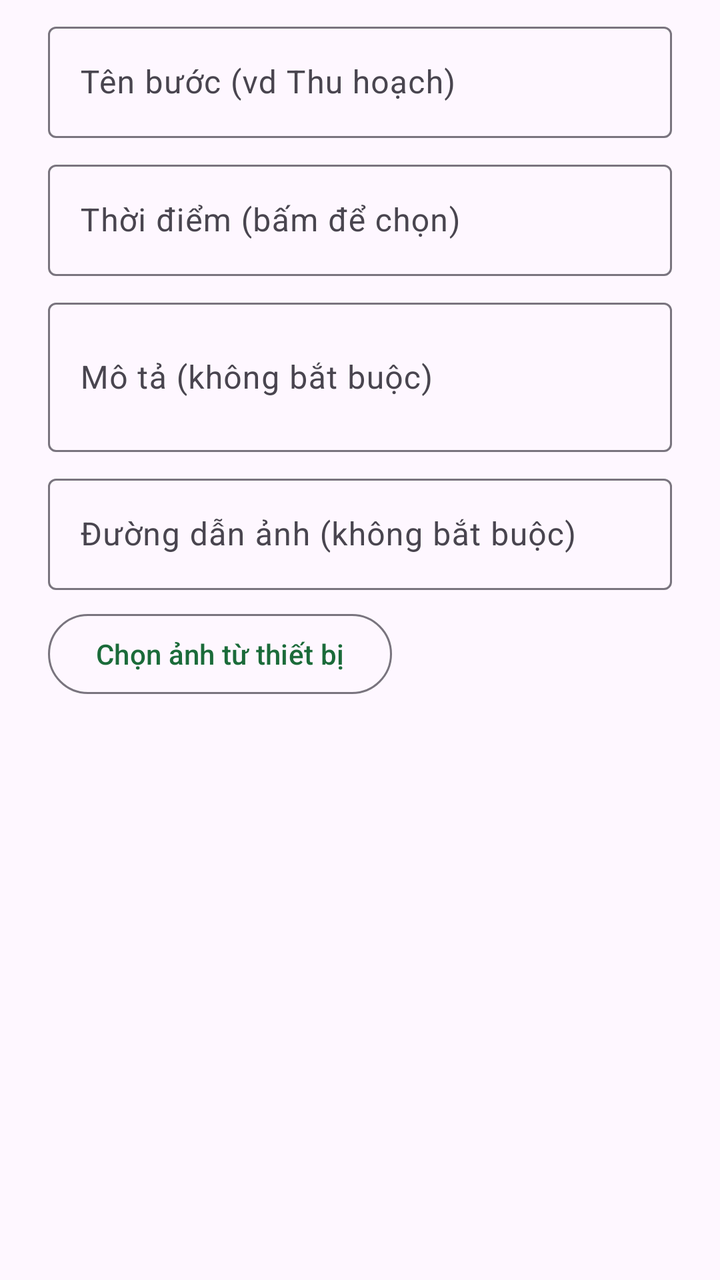
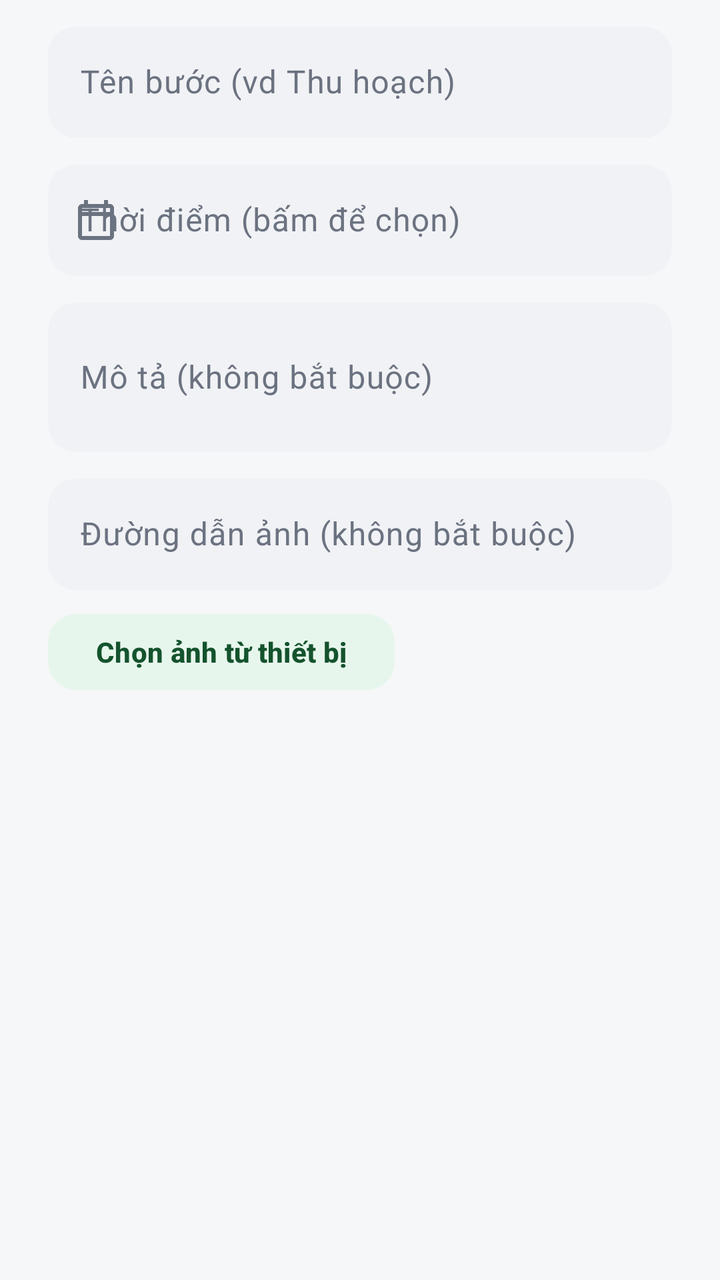

Two renders of the same Android screen: before a commit and after it. Below are the layout's source before the change and the commit's diff.
<!-- AndroidManifest.xml: application theme Theme.GugugagaAdmin -->
<!-- res/layout/dialog_them_buoc.xml -->
<?xml version="1.0" encoding="utf-8"?>
<ScrollView xmlns:android="http://schemas.android.com/apk/res/android"
    android:layout_width="match_parent"
    android:layout_height="wrap_content">

    <LinearLayout
        android:layout_width="match_parent"
        android:layout_height="wrap_content"
        android:orientation="vertical"
        android:paddingStart="@dimen/khoang_lg"
        android:paddingTop="@dimen/khoang_sm"
        android:paddingEnd="@dimen/khoang_lg"
        android:paddingBottom="@dimen/khoang_sm">

        <com.google.android.material.textfield.TextInputLayout
            android:id="@+id/tilTenBuoc"
            style="@style/Widget.Material3.TextInputLayout.OutlinedBox"
            android:layout_width="match_parent"
            android:layout_height="wrap_content"
            android:hint="@string/hint_ten_buoc">

            <com.google.android.material.textfield.TextInputEditText
                android:id="@+id/edtTenBuoc"
                android:layout_width="match_parent"
                android:layout_height="wrap_content"
                android:inputType="textCapSentences"
                android:maxLength="120" />
        </com.google.android.material.textfield.TextInputLayout>

        
        <com.google.android.material.textfield.TextInputLayout
            android:id="@+id/tilThoiDiem"
            style="@style/Widget.Material3.TextInputLayout.OutlinedBox"
            android:layout_width="match_parent"
            android:layout_height="wrap_content"
            android:layout_marginTop="@dimen/khoang_sm"
            android:hint="@string/hint_thoi_diem">

            <com.google.android.material.textfield.TextInputEditText
                android:id="@+id/edtThoiDiem"
                android:layout_width="match_parent"
                android:layout_height="wrap_content"
                android:cursorVisible="false"
                android:focusable="false"
                android:inputType="none" />
        </com.google.android.material.textfield.TextInputLayout>

        <com.google.android.material.textfield.TextInputLayout
            android:id="@+id/tilMoTa"
            style="@style/Widget.Material3.TextInputLayout.OutlinedBox"
            android:layout_width="match_parent"
            android:layout_height="wrap_content"
            android:layout_marginTop="@dimen/khoang_sm"
            android:hint="@string/hint_mo_ta_buoc">

            <com.google.android.material.textfield.TextInputEditText
                android:id="@+id/edtMoTa"
                android:layout_width="match_parent"
                android:layout_height="wrap_content"
                android:inputType="textMultiLine|textCapSentences"
                android:maxLength="2000"
                android:minLines="2" />
        </com.google.android.material.textfield.TextInputLayout>

        <com.google.android.material.textfield.TextInputLayout
            android:id="@+id/tilAnhUrl"
            style="@style/Widget.Material3.TextInputLayout.OutlinedBox"
            android:layout_width="match_parent"
            android:layout_height="wrap_content"
            android:layout_marginTop="@dimen/khoang_sm"
            android:hint="@string/hint_anh_url">

            <com.google.android.material.textfield.TextInputEditText
                android:id="@+id/edtAnhUrl"
                android:layout_width="match_parent"
                android:layout_height="wrap_content"
                android:inputType="textUri" />
        </com.google.android.material.textfield.TextInputLayout>

        <LinearLayout
            android:layout_width="match_parent"
            android:layout_height="wrap_content"
            android:layout_marginTop="@dimen/khoang_sm"
            android:gravity="center_vertical"
            android:orientation="horizontal">

            <Button
                android:id="@+id/btnChonAnhBuoc"
                style="@style/Widget.Material3.Button.OutlinedButton"
                android:layout_width="wrap_content"
                android:layout_height="wrap_content"
                android:text="@string/nut_chon_anh" />

            <ProgressBar
                android:id="@+id/progressTaiAnhBuoc"
                style="?android:attr/progressBarStyleSmall"
                android:layout_width="wrap_content"
                android:layout_height="wrap_content"
                android:layout_marginStart="@dimen/khoang_sm"
                android:visibility="gone" />

            <TextView
                android:id="@+id/tvTrangThaiAnhBuoc"
                android:layout_width="0dp"
                android:layout_height="wrap_content"
                android:layout_marginStart="@dimen/khoang_sm"
                android:layout_weight="1"
                android:textColor="@color/xam_chu"
                android:textSize="@dimen/chu_nho"
                android:visibility="gone" />
        </LinearLayout>

        <ImageView
            android:id="@+id/ivXemTruocAnhBuoc"
            android:layout_width="match_parent"
            android:layout_height="@dimen/anh_lon"
            android:layout_marginTop="@dimen/khoang_sm"
            android:background="@color/xam_nen"
            android:contentDescription="@string/mo_ta_anh_buoc"
            android:scaleType="centerCrop"
            android:visibility="gone" />
    </LinearLayout>
</ScrollView>
<!-- resources referenced by this layout -->
<resources>
  <color name="xam_chu">#4A4A4A</color>
  <color name="xam_nen">#E6E6E6</color>
  <dimen name="anh_lon">180dp</dimen>
  <style name="Theme.GugugagaAdmin" parent="Theme.Material3.DayNight.NoActionBar">
          <item name="colorPrimary">@color/xanh_ocop</item>
          <item name="colorPrimaryContainer">@color/xanh_ocop_nhat</item>
      </style>
  <color name="xanh_ocop">#1B6B3A</color>
  <color name="xanh_ocop_nhat">#A7F0B8</color>
  <!-- unchanged entries left out for length: 9 -->
</resources>

<!-- the commit's change to res/layout/dialog_them_buoc.xml (unified diff, before → after) -->
@@ -1,5 +1,6 @@
 <?xml version="1.0" encoding="utf-8"?>
 <ScrollView xmlns:android="http://schemas.android.com/apk/res/android"
+    xmlns:app="http://schemas.android.com/apk/res-auto"
     android:layout_width="match_parent"
     android:layout_height="wrap_content">
 
@@ -14,7 +15,7 @@
 
         <com.google.android.material.textfield.TextInputLayout
             android:id="@+id/tilTenBuoc"
-            style="@style/Widget.Material3.TextInputLayout.OutlinedBox"
+            style="@style/ONhapOcop"
             android:layout_width="match_parent"
             android:layout_height="wrap_content"
             android:hint="@string/hint_ten_buoc">
@@ -30,11 +31,12 @@
         
         <com.google.android.material.textfield.TextInputLayout
             android:id="@+id/tilThoiDiem"
-            style="@style/Widget.Material3.TextInputLayout.OutlinedBox"
+            style="@style/ONhapOcop"
             android:layout_width="match_parent"
             android:layout_height="wrap_content"
             android:layout_marginTop="@dimen/khoang_sm"
-            android:hint="@string/hint_thoi_diem">
+            android:hint="@string/hint_thoi_diem"
+            app:startIconDrawable="@drawable/ic_lich">
 
             <com.google.android.material.textfield.TextInputEditText
                 android:id="@+id/edtThoiDiem"
@@ -47,7 +49,7 @@
 
         <com.google.android.material.textfield.TextInputLayout
             android:id="@+id/tilMoTa"
-            style="@style/Widget.Material3.TextInputLayout.OutlinedBox"
+            style="@style/ONhapOcop"
             android:layout_width="match_parent"
             android:layout_height="wrap_content"
             android:layout_marginTop="@dimen/khoang_sm"
@@ -64,7 +66,7 @@
 
         <com.google.android.material.textfield.TextInputLayout
             android:id="@+id/tilAnhUrl"
-            style="@style/Widget.Material3.TextInputLayout.OutlinedBox"
+            style="@style/ONhapOcop"
             android:layout_width="match_parent"
             android:layout_height="wrap_content"
             android:layout_marginTop="@dimen/khoang_sm"
@@ -84,9 +86,9 @@
             android:gravity="center_vertical"
             android:orientation="horizontal">
 
-            <Button
+            <com.google.android.material.button.MaterialButton
                 android:id="@+id/btnChonAnhBuoc"
-                style="@style/Widget.Material3.Button.OutlinedButton"
+                style="@style/NutPhuOcop"
                 android:layout_width="wrap_content"
                 android:layout_height="wrap_content"
                 android:text="@string/nut_chon_anh" />
@@ -105,19 +107,20 @@
                 android:layout_height="wrap_content"
                 android:layout_marginStart="@dimen/khoang_sm"
                 android:layout_weight="1"
-                android:textColor="@color/xam_chu"
+                android:textColor="@color/chu_phu"
                 android:textSize="@dimen/chu_nho"
                 android:visibility="gone" />
         </LinearLayout>
 
-        <ImageView
+        <com.google.android.material.imageview.ShapeableImageView
             android:id="@+id/ivXemTruocAnhBuoc"
             android:layout_width="match_parent"
             android:layout_height="@dimen/anh_lon"
             android:layout_marginTop="@dimen/khoang_sm"
-            android:background="@color/xam_nen"
+            android:background="@color/nen_nhap"
             android:contentDescription="@string/mo_ta_anh_buoc"
             android:scaleType="centerCrop"
-            android:visibility="gone" />
+            android:visibility="gone"
+            app:shapeAppearanceOverlay="@style/HinhAnhBoGoc" />
     </LinearLayout>
 </ScrollView>
<!-- resource entries referenced after the edit -->
@@ -1,14 +1,152 @@
 <!-- resources referenced by this layout -->
 <resources>
-  <color name="xam_chu">#4A4A4A</color>
-  <color name="xam_nen">#E6E6E6</color>
-  <dimen name="anh_lon">180dp</dimen>
+  <color name="chu_phu">#6B7280</color>
+  <color name="nen_nhap">#F1F2F5</color>
+  <dimen name="anh_lon">190dp</dimen>
+  <!-- drawable ic_lich (drawable) -->
+  <vector xmlns:android="http://schemas.android.com/apk/res/android"
+      android:width="24dp"
+      android:height="24dp"
+      android:viewportWidth="24"
+      android:viewportHeight="24">
+      <path
+          android:fillColor="@color/xanh_ocop"
+          android:pathData="M19,4h-1V2h-2v2H8V2H6v2H5C3.89,4 3.01,4.9 3.01,6L3,20c0,1.1 0.89,2 2,2h14c1.1,0 2,-0.9 2,-2V6C21,4.9 20.1,4 19,4zM19,20H5V10h14V20zM19,8H5V6h14V8z" />
+  </vector>
+  <style name="HinhAnhBoGoc">
+          <item name="cornerFamily">rounded</item>
+          <item name="cornerSize">@dimen/bo_goc_md</item>
+      </style>
+  <style name="NutPhuOcop" parent="Widget.Material3.Button.TonalButton">
+          <item name="cornerRadius">@dimen/bo_goc_md</item>
+          <item name="android:minHeight">46dp</item>
+          <item name="backgroundTint">@color/xanh_ocop_nhat</item>
+          <item name="android:textColor">@color/xanh_ocop_tren_nhat</item>
+      </style>
+  <style name="ONhapOcop" parent="Widget.Material3.TextInputLayout.OutlinedBox">
+          <item name="boxCornerRadiusTopStart">@dimen/bo_goc_md</item>
+          <item name="boxCornerRadiusTopEnd">@dimen/bo_goc_md</item>
+          <item name="boxCornerRadiusBottomStart">@dimen/bo_goc_md</item>
+          <item name="boxCornerRadiusBottomEnd">@dimen/bo_goc_md</item>
+          <item name="boxBackgroundColor">@color/nen_nhap</item>
+          <item name="boxStrokeWidth">0dp</item>
+          <item name="boxStrokeWidthFocused">1.5dp</item>
+          <item name="boxStrokeColor">@color/xanh_ocop</item>
+      </style>
   <style name="Theme.GugugagaAdmin" parent="Theme.Material3.DayNight.NoActionBar">
           <item name="colorPrimary">@color/xanh_ocop</item>
+          <item name="colorOnPrimary">@color/nen_icon</item>
           <item name="colorPrimaryContainer">@color/xanh_ocop_nhat</item>
+          <item name="colorOnPrimaryContainer">@color/xanh_ocop_tren_nhat</item>
+  
+          <item name="colorSecondary">@color/xanh_phu</item>
+          <item name="colorSecondaryContainer">@color/xanh_phu_nhat</item>
+          <item name="colorOnSecondaryContainer">@color/xanh_phu_tren_nhat</item>
+  
+          <item name="colorTertiary">@color/vang_ocop</item>
+          <item name="colorTertiaryContainer">@color/vang_ocop_nhat</item>
+          <item name="colorOnTertiaryContainer">@color/vang_ocop_tren_nhat</item>
+  
+          <item name="android:colorBackground">@color/nen_man_hinh</item>
+          <item name="colorSurface">@color/nen_man_hinh</item>
+          <item name="colorSurfaceContainerLowest">@color/nen_the</item>
+          <item name="colorSurfaceContainerLow">@color/nen_nhap</item>
+          <item name="colorSurfaceContainer">@color/nen_nhap_dam</item>
+          <item name="colorOnSurface">@color/chu_chinh</item>
+          <item name="colorOnSurfaceVariant">@color/chu_phu</item>
+          <item name="colorOutlineVariant">@color/vien_the</item>
+          <item name="colorError">@color/do_tu_choi</item>
+  
+          <item name="android:windowBackground">@color/nen_man_hinh</item>
+          <item name="shapeAppearanceSmallComponent">@style/HinhDangNho</item>
+          <item name="shapeAppearanceMediumComponent">@style/HinhDangVua</item>
+          <item name="shapeAppearanceLargeComponent">@style/HinhDangLon</item>
+  
+          <item name="materialButtonStyle">@style/NutChinhOcop</item>
+          <item name="materialButtonOutlinedStyle">@style/NutVienOcop</item>
+          <item name="textInputStyle">@style/ONhapOcop</item>
+          <item name="bottomNavigationStyle">@style/ThanhDieuHuongDuoiOcop</item>
+          <item name="chipStyle">@style/ChipLocOcop</item>
       </style>
-  <color name="xanh_ocop">#1B6B3A</color>
-  <color name="xanh_ocop_nhat">#A7F0B8</color>
+  <color name="xanh_ocop">#15803D</color>
+  <dimen name="bo_goc_md">14dp</dimen>
+  <color name="xanh_ocop_nhat">#E7F6EC</color>
+  <color name="xanh_ocop_tren_nhat">#14532D</color>
+  <color name="nen_icon">#FFFFFF</color>
+  <color name="xanh_phu">#374151</color>
+  <color name="xanh_phu_nhat">#F1F2F4</color>
+  <color name="xanh_phu_tren_nhat">#111827</color>
+  <color name="vang_ocop">#D97706</color>
+  <color name="vang_ocop_nhat">#FEF7E6</color>
+  <color name="vang_ocop_tren_nhat">#92400E</color>
+  <color name="nen_man_hinh">#F6F7F9</color>
+  <color name="nen_the">#FFFFFF</color>
+  <color name="nen_nhap_dam">#E5E7EB</color>
+  <color name="chu_chinh">#111827</color>
+  <color name="vien_the">#EAECEF</color>
+  <color name="do_tu_choi">#DC2626</color>
+  <style name="HinhDangNho" parent="ShapeAppearance.Material3.SmallComponent">
+          <item name="cornerSize">@dimen/bo_goc_md</item>
+      </style>
+  <style name="HinhDangVua" parent="ShapeAppearance.Material3.MediumComponent">
+          <item name="cornerSize">@dimen/bo_goc_the</item>
+      </style>
+  <style name="HinhDangLon" parent="ShapeAppearance.Material3.LargeComponent">
+          <item name="cornerSize">@dimen/bo_goc_lon</item>
+      </style>
+  <style name="NutChinhOcop" parent="Widget.Material3.Button">
+          <item name="cornerRadius">@dimen/bo_goc_md</item>
+          <item name="android:minHeight">@dimen/nut_cao</item>
+          <item name="android:textStyle">bold</item>
+          <item name="android:elevation">0dp</item>
+          <item name="elevation">0dp</item>
+      </style>
+  <style name="NutVienOcop" parent="Widget.Material3.Button.TonalButton">
+          <item name="cornerRadius">@dimen/bo_goc_md</item>
+          <item name="backgroundTint">@color/nen_nhap</item>
+          <item name="android:textColor">@color/chu_chinh</item>
+          <item name="android:minHeight">46dp</item>
+      </style>
+  <style name="ThanhDieuHuongDuoiOcop" parent="Widget.Material3.BottomNavigationView">
+          <item name="android:background">@android:color/transparent</item>
+          <item name="android:minHeight">64dp</item>
+          <item name="itemActiveIndicatorStyle">@style/ChiBaoTabOcop</item>
+          <item name="itemIconTint">@color/mau_tab_bottom</item>
+          <item name="itemTextColor">@color/mau_tab_bottom</item>
+          <item name="itemIconSize">22dp</item>
+          <item name="itemPaddingTop">10dp</item>
+          <item name="itemPaddingBottom">10dp</item>
+          <item name="itemTextAppearanceActive">@style/ChuTabDockChon</item>
+          <item name="itemTextAppearanceInactive">@style/ChuTabDock</item>
+          <item name="labelVisibilityMode">labeled</item>
+          <item name="elevation">0dp</item>
+      </style>
+  <style name="ChipLocOcop" parent="Widget.Material3.Chip.Filter">
+          <item name="chipCornerRadius">@dimen/bo_goc_vien</item>
+          <item name="chipStrokeWidth">0dp</item>
+          <item name="chipBackgroundColor">@color/mau_nen_chip_loc</item>
+          <item name="android:textColor">@color/mau_chu_chip_loc</item>
+          <item name="checkedIconVisible">false</item>
+          <item name="chipMinTouchTargetSize">38dp</item>
+      </style>
+  <dimen name="bo_goc_the">16dp</dimen>
+  <dimen name="bo_goc_lon">22dp</dimen>
+  <dimen name="nut_cao">50dp</dimen>
+  <style name="ChiBaoTabOcop" parent="Widget.Material3.BottomNavigationView.ActiveIndicator">
+          <item name="android:color">@color/chi_bao_dock</item>
+          <item name="android:width">54dp</item>
+          <item name="android:height">30dp</item>
+      </style>
+  <style name="ChuTabDockChon" parent="TextAppearance.Material3.LabelSmall">
+          <item name="android:textSize">@dimen/chu_tab_dock</item>
+          <item name="android:textStyle">bold</item>
+      </style>
+  <style name="ChuTabDock" parent="TextAppearance.Material3.LabelSmall">
+          <item name="android:textSize">@dimen/chu_tab_dock</item>
+      </style>
+  <dimen name="bo_goc_vien">999dp</dimen>
+  <color name="chi_bao_dock">#E7F6EC</color>
+  <dimen name="chu_tab_dock">10.5sp</dimen>
   <!-- unchanged entries left out for length: 9 -->
 </resources>
 
